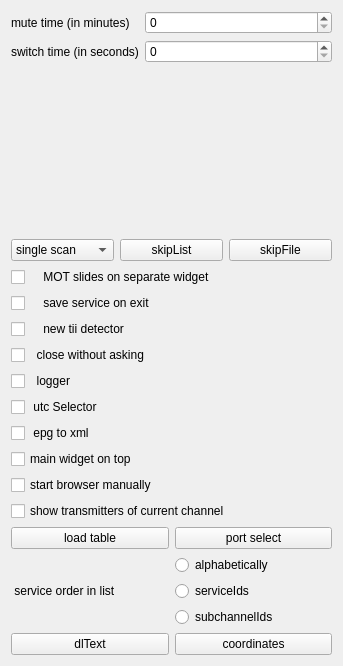
Above: qt-dab-s4/forms-v4/config-helper.ui from JvanKatwijk/qt-dab before the change. Below: the same form after it.
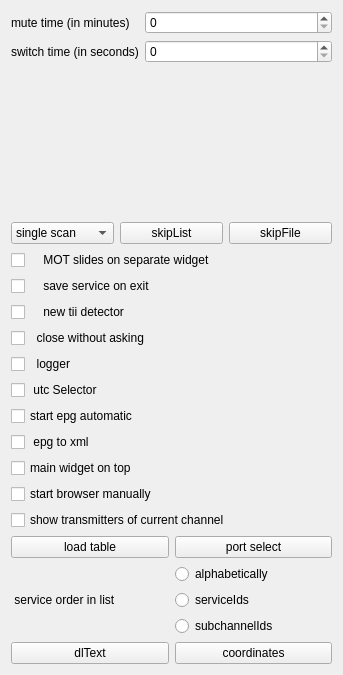
That is the form after the change. Custom widgets are drawn as their Qt base class.

```diff
--- a/qt-dab-s4/forms-v4/config-helper.ui
+++ b/qt-dab-s4/forms-v4/config-helper.ui
@@ -7,7 +7,7 @@
     <x>0</x>
     <y>0</y>
     <width>343</width>
-    <height>666</height>
+    <height>675</height>
    </rect>
   </property>
   <property name="windowTitle">
@@ -152,6 +152,16 @@
      </property>
     </widget>
    </item>
+   <item>
+    <widget class="QCheckBox" name="epgSelector">
+     <property name="toolTip">
+      <string>&lt;html&gt;&lt;head/&gt;&lt;body&gt;&lt;p&gt;Settings this instructs the software to automtically start an EPG service in an ensemble&lt;/p&gt;&lt;p&gt;when the ensemble is detected.&lt;/p&gt;&lt;/body&gt;&lt;/html&gt;</string>
+     </property>
+     <property name="text">
+      <string>start epg automatic</string>
+     </property>
+    </widget>
+   </item>
    <item>
     <widget class="QCheckBox" name="epg2xmlSelector">
      <property name="toolTip">
```
